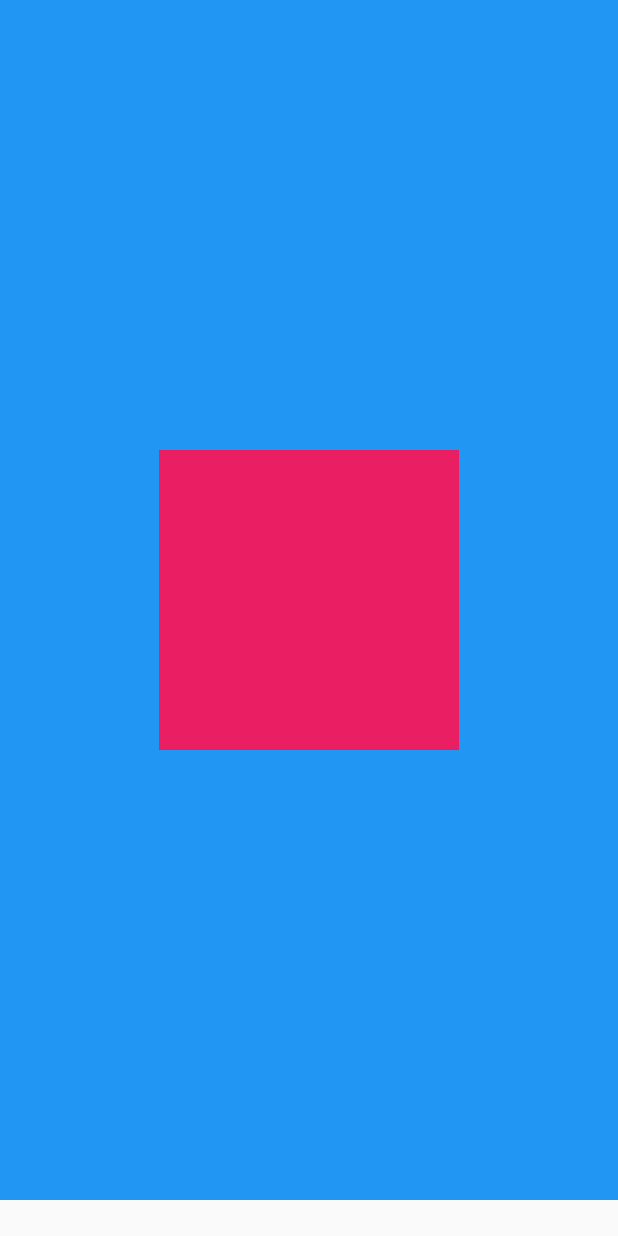
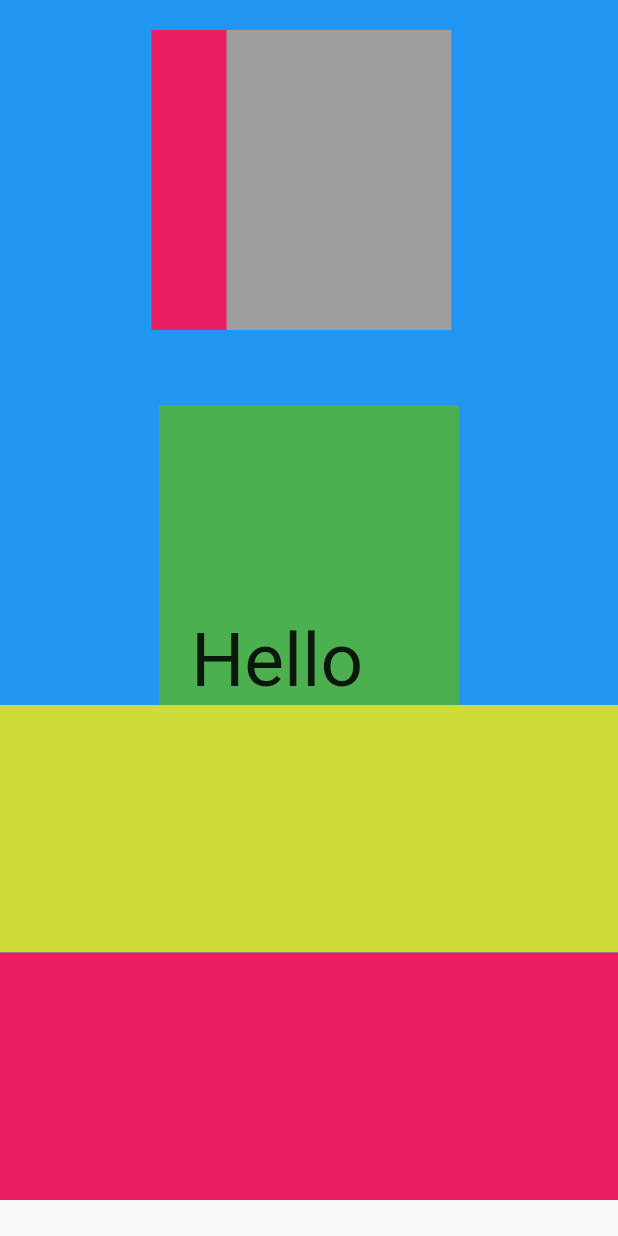
Before and after one commit to sanayut12345/cpe5today_2mobile, a Flutter app: the screen it shows after launch, on a phone screen of 412 x 824 dp. Run offline on Flutter 3.47's test engine with Material 2 defaults, Android fonts, the phone set to English and light mode, and no system bars.

Commit message:
layout container

```diff
--- a/lib/main.dart
+++ b/lib/main.dart
@@ -23,12 +23,41 @@ class MyApp extends StatelessWidget {
 class TestWidget extends StatelessWidget {
   @override
   Widget build(BuildContext context) {
-    return Center(
-      child: Container(
-        height: 200,
-        width: 200,
-        color: Colors.pink,
-      ),
+    return Column(
+      children: [
+        Container(
+          margin: EdgeInsets.only(bottom: 50,top: 20,left: 20,right: 30),
+          padding: EdgeInsets.only(left: 50),
+          color: Colors.pink,
+          height: 200.0,
+          width: 200.0,
+          child: Container(
+            color: Colors.grey,
+          ),
+        ),
+        Container(
+          alignment: Alignment(-0.5,1),
+          color: Colors.green,
+          height: 200.0,
+          width: 200.0,
+          child: Text(
+            "Hello",
+            style: TextStyle(
+              fontSize: 50
+            ),
+            ),
+        ),
+        Expanded(
+          child: Container(
+            color: Colors.lime,
+          )
+        ),
+        Expanded(
+          child: Container(
+            color: Colors.pink,
+          )
+        )
+      ],
     );
   }
 }
```
